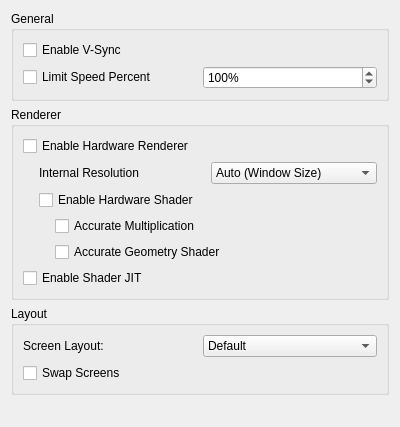
nick90845/citra, file src/citra_qt/configuration/configure_graphics.ui: the form before one commit.
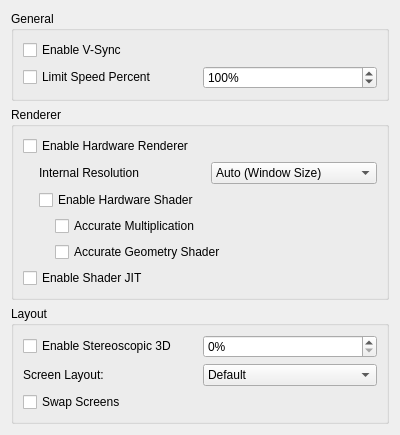
The form after the commit.

Patch:
```diff
--- a/src/citra_qt/configuration/configure_graphics.ui
+++ b/src/citra_qt/configuration/configure_graphics.ui
@@ -228,6 +228,33 @@
       <string>Layout</string>
      </property>
      <layout class="QVBoxLayout" name="verticalLayout_3">
+      <item>
+       <layout class="QHBoxLayout" name="horizontalLayout_5">
+        <item>
+         <widget class="QCheckBox" name="toggle_3d">
+          <property name="text">
+           <string>Enable Stereoscopic 3D</string>
+          </property>
+         </widget>
+        </item>
+        <item>
+         <widget class="QSpinBox" name="factor_3d">
+          <property name="suffix">
+           <string>%</string>
+          </property>
+          <property name="minimum">
+           <number>0</number>
+          </property>
+          <property name="maximum">
+           <number>100</number>
+          </property>
+          <property name="value">
+           <number>0</number>
+          </property>
+         </widget>
+        </item>
+       </layout>
+      </item>
       <item>
        <layout class="QHBoxLayout" name="horizontalLayout_4">
         <item>
```
Left out of the diff: 10 changed lines with no effect on the pictures.
